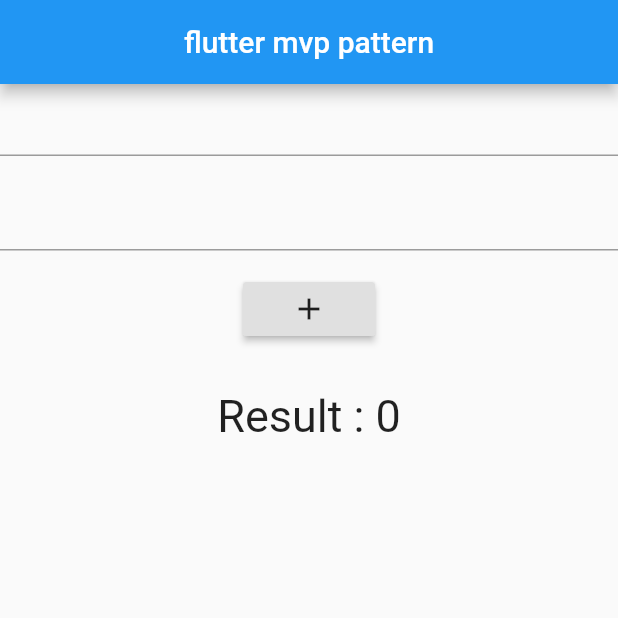
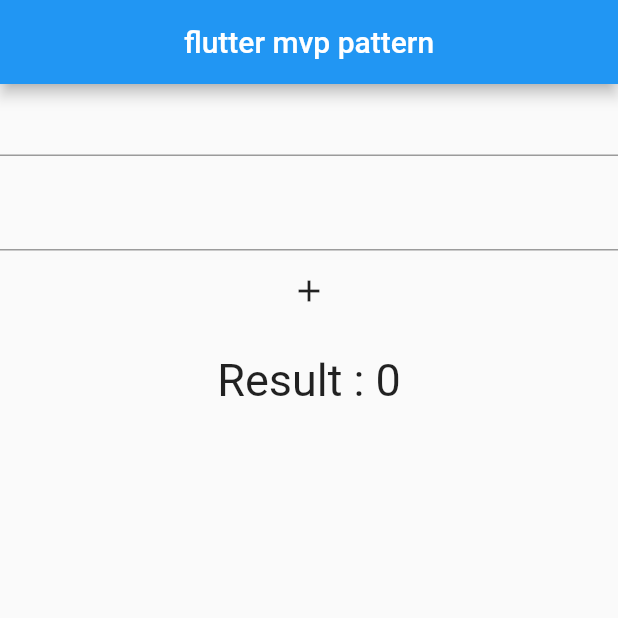
Before and after one commit to Rikanthan/flutter-mvp-pattern, a Flutter app: the screen it shows after launch, on a phone screen of 412 x 824 dp, the top half of it. Run offline on Flutter 3.47's test engine with Material 2 defaults, Android fonts, the phone set to English and light mode, and no system bars.

```diff
--- a/lib/homepage.dart
+++ b/lib/homepage.dart
@@ -31,8 +31,8 @@ class _homepageState extends State<homepage> implements App_view {
 
           ),
           SizedBox(height: 15.0,),
-          RaisedButton(
-            onPressed: (){
+          GestureDetector(
+            onTap: (){
               this.widget.presenter.Buttonclick();
             },
             child: Icon(
```
